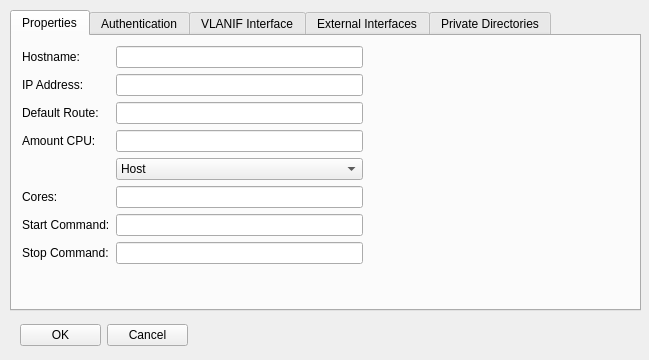
Before: the Qt Designer form netflux5g-editor/src/gui/ui/STA_properties.ui in adaptivenetworklab/NetFlux5G, drawn with Qt 5.
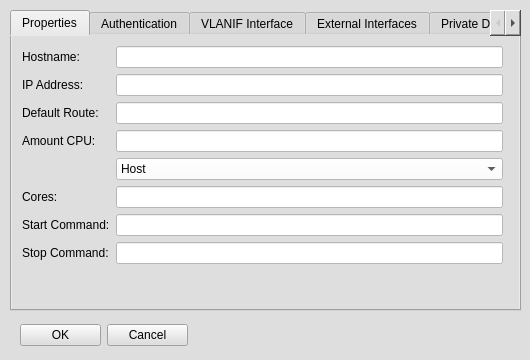
After: the same form once the commit is applied. The open tabs and pages were chosen to show the change.

```diff
--- a/netflux5g-editor/src/gui/ui/STA_properties.ui
+++ b/netflux5g-editor/src/gui/ui/STA_properties.ui
@@ -6,20 +6,23 @@
    <rect>
     <x>0</x>
     <y>0</y>
-    <width>649</width>
+    <width>530</width>
     <height>360</height>
    </rect>
   </property>
   <property name="windowTitle">
    <string>MainWindow</string>
   </property>
+  <property name="styleSheet">
+   <string notr="true">background-color: rgb(222, 222, 222);</string>
+  </property>
   <widget class="QWidget" name="centralwidget">
    <widget class="QTabWidget" name="tabWidget">
     <property name="geometry">
      <rect>
       <x>10</x>
       <y>10</y>
-      <width>631</width>
+      <width>511</width>
       <height>301</height>
      </rect>
     </property>
@@ -35,7 +38,7 @@
        <rect>
         <x>10</x>
         <y>10</y>
-        <width>341</width>
+        <width>481</width>
         <height>250</height>
        </rect>
       </property>
@@ -48,7 +51,11 @@
         </widget>
        </item>
        <item row="0" column="1">
-        <widget class="QLineEdit" name="lineEdit"/>
+        <widget class="QLineEdit" name="STA_Hostname">
+         <property name="styleSheet">
+          <string notr="true">background-color: rgb(255, 255, 255);</string>
+         </property>
+        </widget>
        </item>
        <item row="1" column="0">
         <widget class="QLabel" name="label_2">
@@ -58,7 +65,11 @@
         </widget>
        </item>
        <item row="1" column="1">
-        <widget class="QLineEdit" name="lineEdit_2"/>
+        <widget class="QLineEdit" name="STA_IPAddress">
+         <property name="styleSheet">
+          <string notr="true">background-color: rgb(255, 255, 255);</string>
+         </property>
+        </widget>
        </item>
        <item row="2" column="0">
         <widget class="QLabel" name="label_3">
@@ -68,7 +79,11 @@
         </widget>
        </item>
        <item row="2" column="1">
-        <widget class="QLineEdit" name="lineEdit_3"/>
+        <widget class="QLineEdit" name="STA_DefaultRoute">
+         <property name="styleSheet">
+          <string notr="true">background-color: rgb(255, 255, 255);</string>
+         </property>
+        </widget>
        </item>
        <item row="4" column="0">
         <widget class="QLabel" name="label_4">
@@ -78,7 +93,11 @@
         </widget>
        </item>
        <item row="4" column="1">
-        <widget class="QLineEdit" name="lineEdit_4"/>
+        <widget class="QLineEdit" name="STA_AmountCPU">
+         <property name="styleSheet">
+          <string notr="true">background-color: rgb(255, 255, 255);</string>
+         </property>
+        </widget>
        </item>
        <item row="6" column="0">
         <widget class="QLabel" name="label_5">
@@ -88,7 +107,11 @@
         </widget>
        </item>
        <item row="6" column="1">
-        <widget class="QLineEdit" name="lineEdit_5"/>
+        <widget class="QLineEdit" name="STA_Cores">
+         <property name="styleSheet">
+          <string notr="true">background-color: rgb(255, 255, 255);</string>
+         </property>
+        </widget>
        </item>
        <item row="7" column="0">
         <widget class="QLabel" name="label_6">
@@ -98,7 +121,11 @@
         </widget>
        </item>
        <item row="7" column="1">
-        <widget class="QLineEdit" name="lineEdit_6"/>
+        <widget class="QLineEdit" name="STA_StartCommand">
+         <property name="styleSheet">
+          <string notr="true">background-color: rgb(255, 255, 255);</string>
+         </property>
+        </widget>
        </item>
        <item row="8" column="0">
         <widget class="QLabel" name="label_7">
@@ -108,10 +135,17 @@
         </widget>
        </item>
        <item row="8" column="1">
-        <widget class="QLineEdit" name="lineEdit_7"/>
+        <widget class="QLineEdit" name="STA_StopCommand">
+         <property name="styleSheet">
+          <string notr="true">background-color: rgb(255, 255, 255);</string>
+         </property>
+        </widget>
        </item>
        <item row="5" column="1">
-        <widget class="QComboBox" name="comboBox">
+        <widget class="QComboBox" name="STA_AmountCPUType">
+         <property name="styleSheet">
+          <string notr="true">background-color: rgb(255, 255, 255);</string>
+         </property>
          <item>
           <property name="text">
            <string>Host</string>
```
Left out of the diff: 82 changed lines with no effect on the pictures.
